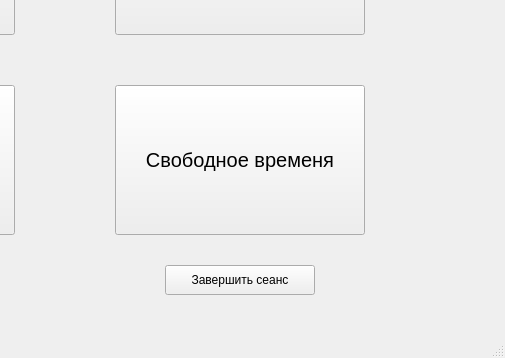
paknikolay/DBProject, file Project/Database_shcedule/main_menu.ui: the form before one commit; both pictures show x 295 to 800 and y 242 to 600 of the 800 by 600 pixel window.
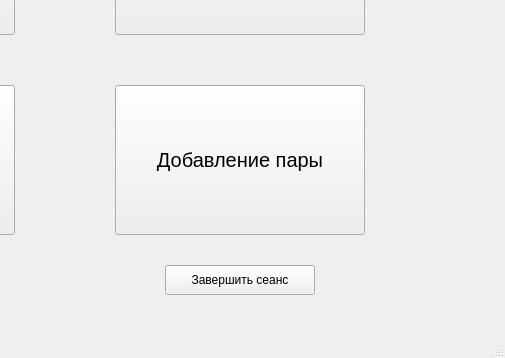
The form after the commit.

```diff
--- a/Project/Database_shcedule/main_menu.ui
+++ b/Project/Database_shcedule/main_menu.ui
@@ -92,7 +92,7 @@
      </font>
     </property>
     <property name="text">
-     <string>Свободное временя</string>
+     <string>Добавление пары</string>
     </property>
    </widget>
    <widget class="QLabel" name="label">
```
